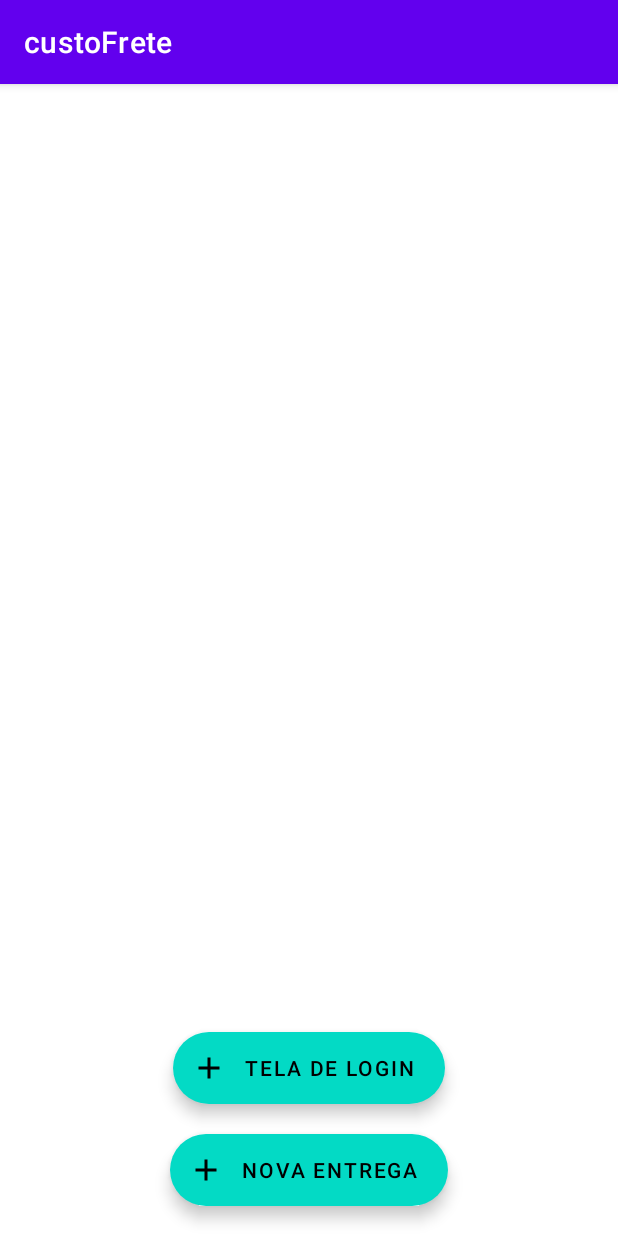
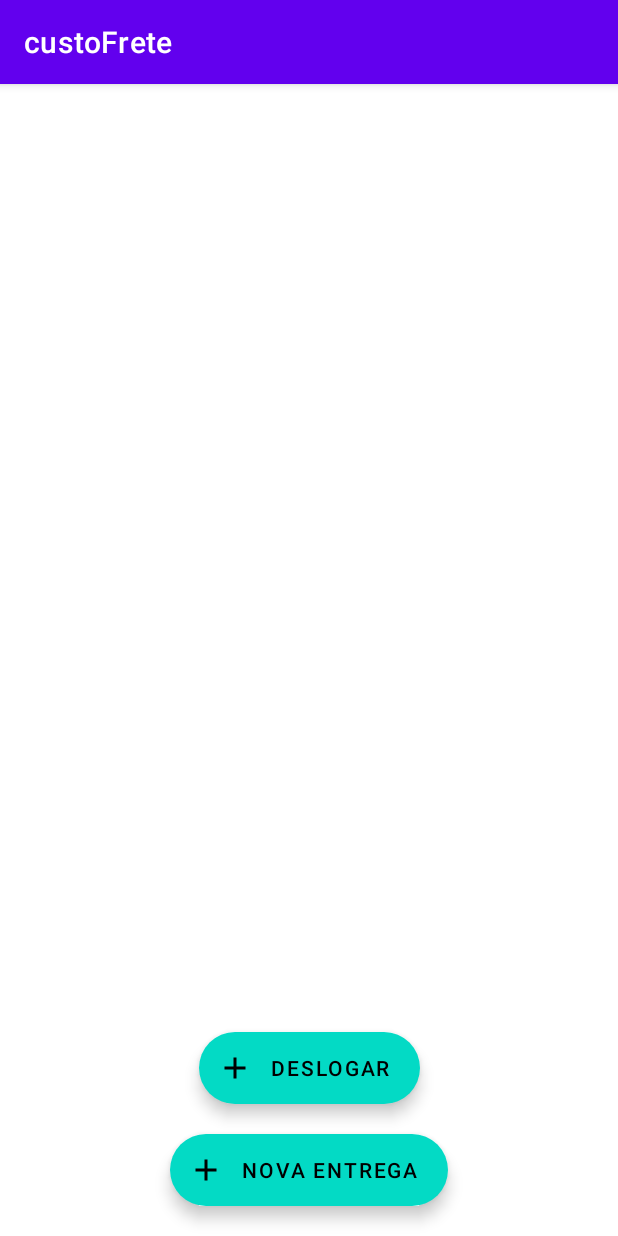
Before and after one commit to luizsfl/custoFrete, an Android app: the HomeFragment screen opened directly, with no data from a screen before it, on a phone screen of 412 x 824 dp. Run offline under Robolectric (Android 15) with nearby library versions, the phone set to English and light mode, and no system bars; our stand-ins replace Firebase (no records; nobody signed in at launch, a user with empty details on screens opened directly).

Commit message:
Ajuste da tela de login finalizada

```diff
--- a/app/src/main/java/com/example/custofrete/presentation/MainActivity.kt
+++ b/app/src/main/java/com/example/custofrete/presentation/MainActivity.kt
@@ -15,6 +15,7 @@ class MainActivity : AppCompatActivity() {
     override fun onCreate(savedInstanceState: Bundle?) {
         super.onCreate(savedInstanceState)
         setContentView(R.layout.activity_main)
+
     }
 
     override fun onBackPressed() {
--- a/app/src/main/java/com/example/custofrete/presentation/cadastroLogin/CadastroLoginFragment.kt
+++ b/app/src/main/java/com/example/custofrete/presentation/cadastroLogin/CadastroLoginFragment.kt
@@ -8,6 +8,7 @@ import android.view.LayoutInflater
 import android.view.View
 import android.view.ViewGroup
 import android.widget.FrameLayout
+import androidx.appcompat.app.AppCompatActivity
 import androidx.core.view.isVisible
 import androidx.fragment.app.Fragment
 import androidx.navigation.fragment.findNavController
@@ -33,6 +34,8 @@ class CadastroLoginFragment : Fragment() {
 
         _binding = FragmentCadastroLoginBinding.inflate(inflater, container, false)
         val root: View = binding.root
+
+        (activity as AppCompatActivity).supportActionBar?.hide()
 
         binding.butonCadastrar.setOnClickListener {
             val textoNome = binding.editNome.text.toString()
--- a/app/src/main/java/com/example/custofrete/presentation/calculo/CalculoFragment.kt
+++ b/app/src/main/java/com/example/custofrete/presentation/calculo/CalculoFragment.kt
@@ -4,6 +4,7 @@ import android.os.Bundle
 import android.view.LayoutInflater
 import android.view.View
 import android.view.ViewGroup
+import androidx.appcompat.app.AppCompatActivity
 import androidx.fragment.app.Fragment
 import com.example.custofrete.databinding.FragmentCalculoBinding
 
@@ -19,6 +20,7 @@ class CalculoFragment : Fragment() {
         _binding = FragmentCalculoBinding.inflate(inflater, container, false)
         val root: View = binding.root
 
+        (activity as AppCompatActivity).supportActionBar?.hide()
 
         return root
 
--- a/app/src/main/java/com/example/custofrete/presentation/custoViagem/CustoViagemFragment.kt
+++ b/app/src/main/java/com/example/custofrete/presentation/custoViagem/CustoViagemFragment.kt
@@ -5,6 +5,7 @@ import androidx.fragment.app.Fragment
 import android.view.LayoutInflater
 import android.view.View
 import android.view.ViewGroup
+import androidx.appcompat.app.AppCompatActivity
 import androidx.navigation.fragment.findNavController
 import com.example.custofrete.R
 import com.example.custofrete.databinding.FragmentCustoViagemBinding
@@ -24,6 +25,8 @@ class CustoViagemFragment : Fragment() {
         _binding = FragmentCustoViagemBinding.inflate(inflater, container, false)
         val root: View = binding.root
 
+        (activity as AppCompatActivity).supportActionBar?.hide()
+
         binding.nextCustoViagem.setOnClickListener {
             val action = CustoViagemFragmentDirections.actionCustoViagemFragmentToRotasFragment()
             findNavController().navigate(action)
--- a/app/src/main/java/com/example/custofrete/presentation/dadosVeiculo/DadosVeiculoFragment.kt
+++ b/app/src/main/java/com/example/custofrete/presentation/dadosVeiculo/DadosVeiculoFragment.kt
@@ -5,6 +5,7 @@ import androidx.fragment.app.Fragment
 import android.view.LayoutInflater
 import android.view.View
 import android.view.ViewGroup
+import androidx.appcompat.app.AppCompatActivity
 import androidx.navigation.fragment.findNavController
 import com.example.custofrete.R
 import com.example.custofrete.databinding.FragmentDadosVeiculoBinding
@@ -23,6 +24,8 @@ class DadosVeiculoFragment : Fragment() {
         _binding = FragmentDadosVeiculoBinding.inflate(inflater, container, false)
         val root: View = binding.root
 
+        (activity as AppCompatActivity).supportActionBar?.hide()
+
         binding.nextDadosVeiculos.setOnClickListener {
             val action = DadosVeiculoFragmentDirections.actionDadosVeiculoFragmentToCustoViagemFragment()
             findNavController().navigate(action)
--- a/app/src/main/java/com/example/custofrete/presentation/home/HomeFragment.kt
+++ b/app/src/main/java/com/example/custofrete/presentation/home/HomeFragment.kt
@@ -4,9 +4,11 @@ import android.os.Bundle
 import android.view.LayoutInflater
 import android.view.View
 import android.view.ViewGroup
+import androidx.appcompat.app.AppCompatActivity
 import androidx.fragment.app.Fragment
 import androidx.navigation.fragment.findNavController
 import com.example.custofrete.databinding.FragmentHomeBinding
+import com.google.firebase.auth.FirebaseAuth
 
 class HomeFragment : Fragment() {
 
@@ -20,13 +22,19 @@ class HomeFragment : Fragment() {
         _binding = FragmentHomeBinding.inflate(inflater, container, false)
         val root: View = binding.root
 
-        //implementing fragment
-        //implementing fragment
+        (activity as AppCompatActivity).supportActionBar?.show()
 
         binding.novaEntrega.setOnClickListener {
             val action =  HomeFragmentDirections.actionHomeFragmentToDadosVeiculoFragment()
             findNavController().navigate(action)
         }
+
+        binding.btDeslogar.setOnClickListener {
+            FirebaseAuth.getInstance().signOut();
+            val action =  HomeFragmentDirections.actionHomeFragmentToLoginFragment()
+            findNavController().navigate(action)
+        }
+
         return root
     }
 
--- a/app/src/main/java/com/example/custofrete/presentation/login/LoginFragment.kt
+++ b/app/src/main/java/com/example/custofrete/presentation/login/LoginFragment.kt
@@ -8,10 +8,12 @@ import android.view.View
 import android.view.ViewGroup
 import android.widget.FrameLayout
 import android.widget.TextView
+import androidx.appcompat.app.AppCompatActivity
 import androidx.core.view.isVisible
 import androidx.fragment.app.Fragment
 import androidx.navigation.fragment.findNavController
 import com.example.custofrete.databinding.FragmentLoginBinding
+import com.example.custofrete.presentation.MainActivity
 import com.example.custofrete.presentation.ViewState
 import com.google.android.material.snackbar.BaseTransientBottomBar
 import com.google.android.material.snackbar.Snackbar
@@ -34,6 +36,8 @@ class LoginFragment : Fragment() {
         _binding = FragmentLoginBinding.inflate(inflater, container, false)
 
         val root: View = binding.root
+
+        (activity as AppCompatActivity).supportActionBar?.hide()
 
         loginViewModel.VerificarUserLogado()
 
@@ -76,7 +80,7 @@ class LoginFragment : Fragment() {
                 when {
                     erro is FirebaseAuthInvalidCredentialsException -> mernsagem_erro.setText("E-mail ou senha estão incorretos")
                     erro is FirebaseNetworkException -> mernsagem_erro.setText("Sem conexão com internet")
-                    else -> mernsagem_erro.setText("Erro ao tentar logar"+it)
+                    else -> mernsagem_erro.setText("Erro ao tentar logar"+it.exception)
                 }
             }
         }
--- a/app/src/main/java/com/example/custofrete/presentation/rotas/RotasFragment.kt
+++ b/app/src/main/java/com/example/custofrete/presentation/rotas/RotasFragment.kt
@@ -4,6 +4,7 @@ import android.os.Bundle
 import android.view.LayoutInflater
 import android.view.View
 import android.view.ViewGroup
+import androidx.appcompat.app.AppCompatActivity
 import androidx.fragment.app.Fragment
 import androidx.navigation.fragment.findNavController
 import com.example.custofrete.databinding.FragmentRotasBinding
@@ -20,6 +21,8 @@ class RotasFragment : Fragment() {
         _binding = FragmentRotasBinding.inflate(inflater, container, false)
         val root: View = binding.root
 
+        (activity as AppCompatActivity).supportActionBar?.hide()
+
         binding.nextRotas.setOnClickListener {
             val action = RotasFragmentDirections.actionRotasFragmentToCalculoFragment()
             findNavController().navigate(action)
--- a/app/src/main/res/layout/fragment_home.xml
+++ b/app/src/main/res/layout/fragment_home.xml
@@ -13,13 +13,13 @@
         android:layout_height="match_parent">
 
         <com.google.android.material.floatingactionbutton.ExtendedFloatingActionButton
-            android:id="@+id/bt_login"
+            android:id="@+id/bt_deslogar"
             android:layout_width="wrap_content"
             android:layout_height="wrap_content"
             android:layout_margin="20dp"
             android:layout_gravity="bottom|right"
             android:contentDescription="Tela de login"
-            android:text="Tela de login"
+            android:text="deslogar"
             app:icon="@drawable/ic_add_entrega_24"
             app:layout_constraintStart_toStartOf="parent"
             app:layout_constraintEnd_toEndOf="parent"
--- a/app/src/main/res/navigation/nav_principal.xml
+++ b/app/src/main/res/navigation/nav_principal.xml
@@ -13,6 +13,9 @@
         <action
             android:id="@+id/action_homeFragment_to_dadosVeiculoFragment"
             app:destination="@id/dadosVeiculoFragment" />
+        <action
+            android:id="@+id/action_homeFragment_to_loginFragment"
+            app:destination="@id/loginFragment" />
     </fragment>
     <fragment
         android:id="@+id/dadosVeiculoFragment"
```
